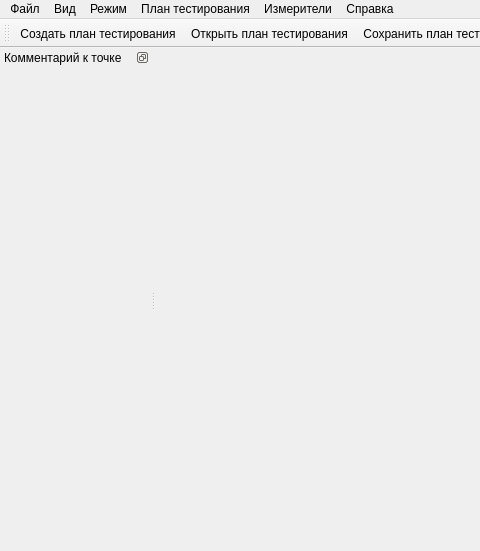
Old version of the form gui/mainwindow.ui in the repository EPC-MSU/EPLab; both pictures show x 0 to 480 and y 0 to 551 of the 1302 by 551 pixel window.
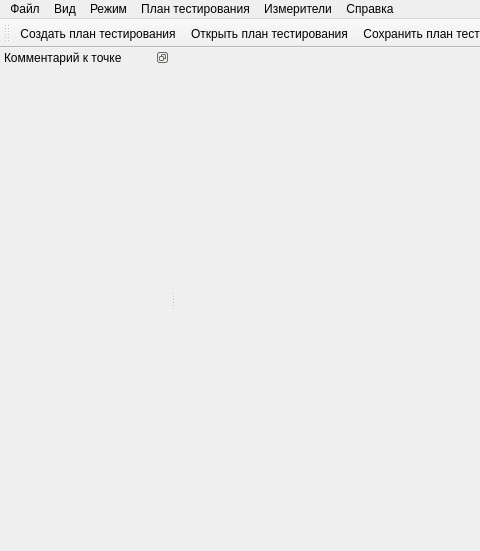
New version of the form. Icons and pictures are not drawn.

Commit message: Removed horizontal scrolling in the comment table #124584

```diff
--- a/gui/mainwindow.ui
+++ b/gui/mainwindow.ui
@@ -201,7 +201,7 @@
   <widget class="QDockWidget" name="comment_dock">
    <property name="minimumSize">
     <size>
-     <width>150</width>
+     <width>170</width>
      <height>40</height>
     </size>
    </property>
```
The commit also changes 1 other file.
